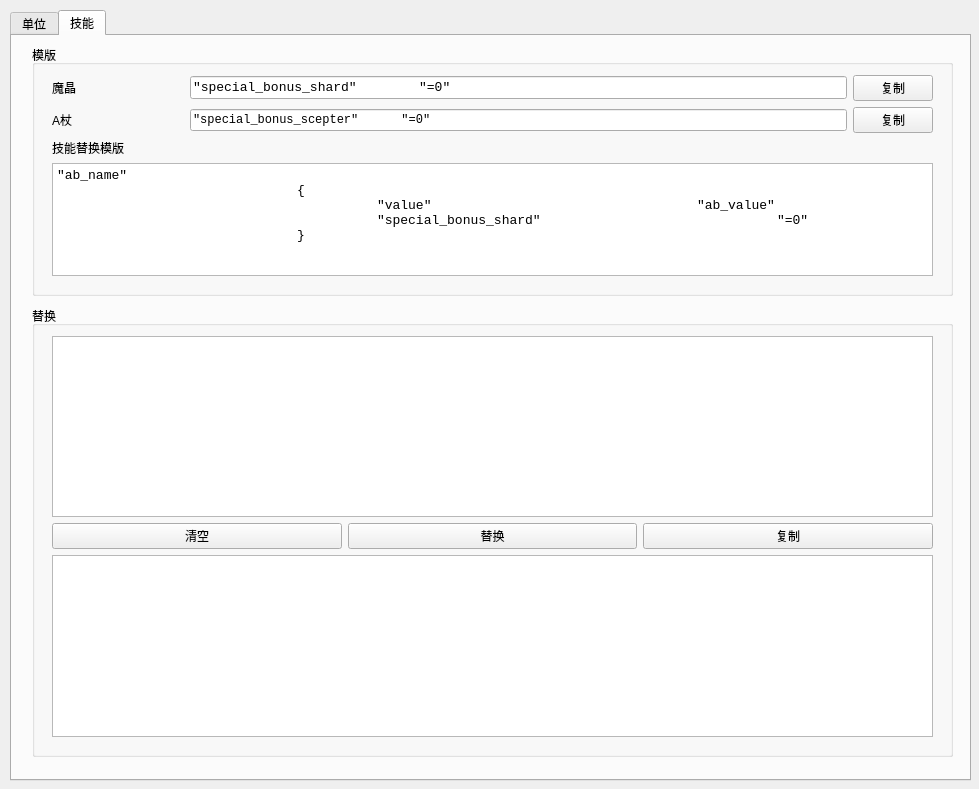
The window that untitled.ui (JeremyChim/Dota-Tool) describes before a commit, drawn with Qt 5.
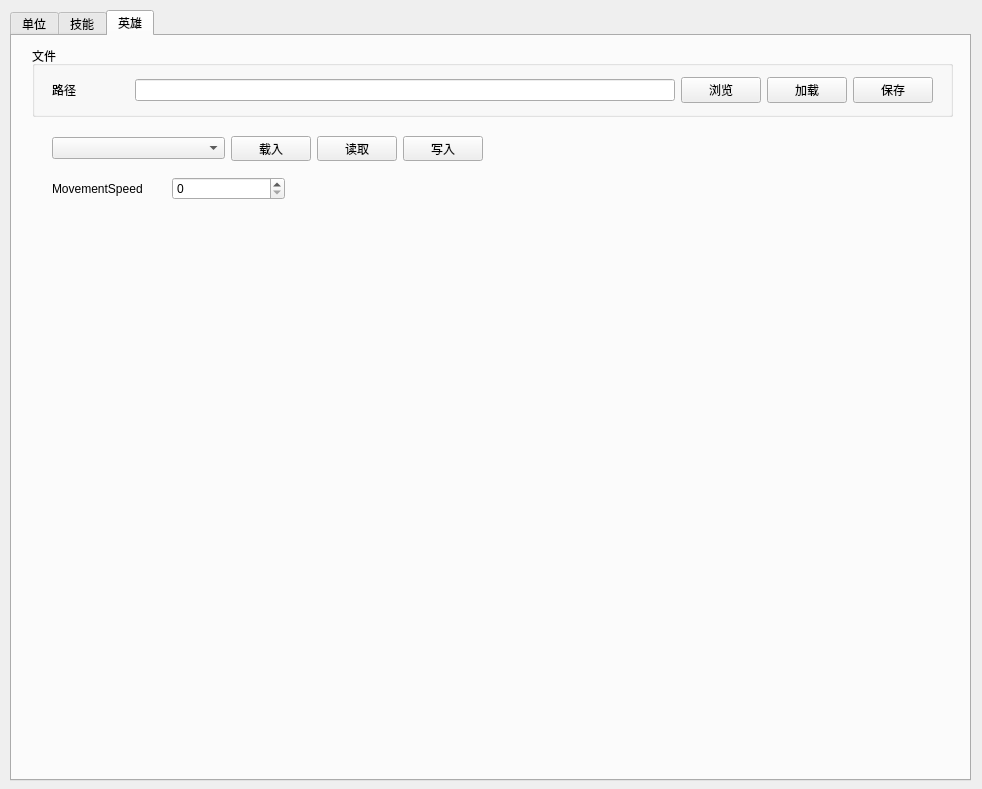
The same window after the commit.

Commit message: update app (add function : get_hero_data; update_hero_data) update ui (add tab-3)

```diff
--- a/untitled.ui
+++ b/untitled.ui
@@ -6,7 +6,7 @@
    <rect>
     <x>0</x>
     <y>0</y>
-    <width>979</width>
+    <width>982</width>
     <height>789</height>
    </rect>
   </property>
@@ -23,7 +23,7 @@
     </rect>
    </property>
    <property name="currentIndex">
-    <number>1</number>
+    <number>2</number>
    </property>
    <widget class="QWidget" name="tab">
     <attribute name="title">
@@ -920,11 +920,8 @@
            </property>
            <property name="html">
             <string>&lt;!DOCTYPE HTML PUBLIC &quot;-//W3C//DTD HTML 4.0//EN&quot; &quot;http://www.w3.org/TR/REC-html40/strict.dtd&quot;&gt;
-&lt;html&gt;&lt;head&gt;&lt;meta name=&quot;qrichtext&quot; content=&quot;1&quot; /&gt;&lt;meta charset=&quot;utf-8&quot; /&gt;&lt;style type=&quot;text/css&quot;&gt;
+&lt;html&gt;&lt;head&gt;&lt;meta name=&quot;qrichtext&quot; content=&quot;1&quot; /&gt;&lt;style type=&quot;text/css&quot;&gt;
 p, li { white-space: pre-wrap; }
-hr { height: 1px; border-width: 0; }
-li.unchecked::marker { content: &quot;\2610&quot;; }
-li.checked::marker { content: &quot;\2612&quot;; }
 &lt;/style&gt;&lt;/head&gt;&lt;body style=&quot; font-family:'Consolas'; font-size:10pt; font-weight:400; font-style:normal;&quot;&gt;
 &lt;p style=&quot; margin-top:0px; margin-bottom:0px; margin-left:0px; margin-right:0px; -qt-block-indent:0; text-indent:0px;&quot;&gt;&amp;quot;ab_name&amp;quot;&lt;/p&gt;
 &lt;p style=&quot; margin-top:0px; margin-bottom:0px; margin-left:0px; margin-right:0px; -qt-block-indent:0; text-indent:0px;&quot;&gt;			{&lt;/p&gt;
@@ -949,7 +946,7 @@
       </rect>
      </property>
      <property name="title">
-      <string>替换</string>
+      <string>控制台</string>
      </property>
      <widget class="QWidget" name="layoutWidget">
       <property name="geometry">
@@ -971,11 +968,8 @@
          </property>
          <property name="html">
           <string>&lt;!DOCTYPE HTML PUBLIC &quot;-//W3C//DTD HTML 4.0//EN&quot; &quot;http://www.w3.org/TR/REC-html40/strict.dtd&quot;&gt;
-&lt;html&gt;&lt;head&gt;&lt;meta name=&quot;qrichtext&quot; content=&quot;1&quot; /&gt;&lt;meta charset=&quot;utf-8&quot; /&gt;&lt;style type=&quot;text/css&quot;&gt;
+&lt;html&gt;&lt;head&gt;&lt;meta name=&quot;qrichtext&quot; content=&quot;1&quot; /&gt;&lt;style type=&quot;text/css&quot;&gt;
 p, li { white-space: pre-wrap; }
-hr { height: 1px; border-width: 0; }
-li.unchecked::marker { content: &quot;\2610&quot;; }
-li.checked::marker { content: &quot;\2612&quot;; }
 &lt;/style&gt;&lt;/head&gt;&lt;body style=&quot; font-family:'Consolas'; font-size:10pt; font-weight:400; font-style:normal;&quot;&gt;
 &lt;p style=&quot;-qt-paragraph-type:empty; margin-top:0px; margin-bottom:0px; margin-left:0px; margin-right:0px; -qt-block-indent:0; text-indent:0px; font-family:'苹方 粗体'; font-size:9.75pt;&quot;&gt;&lt;br /&gt;&lt;/p&gt;&lt;/body&gt;&lt;/html&gt;</string>
          </property>
@@ -1016,11 +1010,8 @@
          </property>
          <property name="html">
           <string>&lt;!DOCTYPE HTML PUBLIC &quot;-//W3C//DTD HTML 4.0//EN&quot; &quot;http://www.w3.org/TR/REC-html40/strict.dtd&quot;&gt;
-&lt;html&gt;&lt;head&gt;&lt;meta name=&quot;qrichtext&quot; content=&quot;1&quot; /&gt;&lt;meta charset=&quot;utf-8&quot; /&gt;&lt;style type=&quot;text/css&quot;&gt;
+&lt;html&gt;&lt;head&gt;&lt;meta name=&quot;qrichtext&quot; content=&quot;1&quot; /&gt;&lt;style type=&quot;text/css&quot;&gt;
 p, li { white-space: pre-wrap; }
-hr { height: 1px; border-width: 0; }
-li.unchecked::marker { content: &quot;\2610&quot;; }
-li.checked::marker { content: &quot;\2612&quot;; }
 &lt;/style&gt;&lt;/head&gt;&lt;body style=&quot; font-family:'Consolas'; font-size:10pt; font-weight:400; font-style:normal;&quot;&gt;
 &lt;p style=&quot;-qt-paragraph-type:empty; margin-top:0px; margin-bottom:0px; margin-left:0px; margin-right:0px; -qt-block-indent:0; text-indent:0px; font-family:'苹方 粗体'; font-size:9.75pt;&quot;&gt;&lt;br /&gt;&lt;/p&gt;&lt;/body&gt;&lt;/html&gt;</string>
          </property>
@@ -1030,6 +1021,132 @@
      </widget>
     </widget>
    </widget>
+   <widget class="QWidget" name="tab_3">
+    <attribute name="title">
+     <string>英雄</string>
+    </attribute>
+    <widget class="QGroupBox" name="groupBox_12">
+     <property name="geometry">
+      <rect>
+       <x>20</x>
+       <y>10</y>
+       <width>921</width>
+       <height>71</height>
+      </rect>
+     </property>
+     <property name="title">
+      <string>文件</string>
+     </property>
+     <widget class="QWidget" name="layoutWidget_2">
+      <property name="geometry">
+       <rect>
+        <x>20</x>
+        <y>30</y>
+        <width>881</width>
+        <height>28</height>
+       </rect>
+      </property>
+      <layout class="QHBoxLayout" name="horizontalLayout_20" stretch="1,7,1,1,1">
+       <item>
+        <widget class="QLabel" name="label_20">
+         <property name="text">
+          <string>路径</string>
+         </property>
+        </widget>
+       </item>
+       <item>
+        <widget class="QLineEdit" name="lineEdit_8"/>
+       </item>
+       <item>
+        <widget class="QPushButton" name="pushButton_11">
+         <property name="text">
+          <string>浏览</string>
+         </property>
+        </widget>
+       </item>
+       <item>
+        <widget class="QPushButton" name="pushButton_12">
+         <property name="text">
+          <string>加载</string>
+         </property>
+        </widget>
+       </item>
+       <item>
+        <widget class="QPushButton" name="pushButton_13">
+         <property name="text">
+          <string>保存</string>
+         </property>
+        </widget>
+       </item>
+      </layout>
+     </widget>
+    </widget>
+    <widget class="QWidget" name="layoutWidget">
+     <property name="geometry">
+      <rect>
+       <x>40</x>
+       <y>100</y>
+       <width>431</width>
+       <height>25</height>
+      </rect>
+     </property>
+     <layout class="QHBoxLayout" name="horizontalLayout_21" stretch="1,0,0,0">
+      <item>
+       <widget class="QComboBox" name="comboBox"/>
+      </item>
+      <item>
+       <widget class="QPushButton" name="pushButton_14">
+        <property name="text">
+         <string>载入</string>
+        </property>
+       </widget>
+      </item>
+      <item>
+       <widget class="QPushButton" name="pushButton_15">
+        <property name="text">
+         <string>读取</string>
+        </property>
+       </widget>
+      </item>
+      <item>
+       <widget class="QPushButton" name="pushButton_16">
+        <property name="text">
+         <string>写入</string>
+        </property>
+       </widget>
+      </item>
+     </layout>
+    </widget>
+    <widget class="QWidget" name="layoutWidget">
+     <property name="geometry">
+      <rect>
+       <x>40</x>
+       <y>140</y>
+       <width>233</width>
+       <height>25</height>
+      </rect>
+     </property>
+     <layout class="QHBoxLayout" name="horizontalLayout_22">
+      <item>
+       <widget class="QLabel" name="label_21">
+        <property name="text">
+         <string>MovementSpeed</string>
+        </property>
+       </widget>
+      </item>
+      <item>
+       <widget class="QDoubleSpinBox" name="doubleSpinBox_12">
+        <property name="decimals">
+         <number>0</number>
+        </property>
+        <property name="maximum">
+         <double>999999.000000000000000</double>
+        </property>
+       </widget>
+      </item>
+     </layout>
+    </widget>
+   </widget>
   </widget>
  </widget>
  <resources/>
```
Left out of the diff: 68 changed lines with no effect on the pictures. The commit also changes 3 other files.
